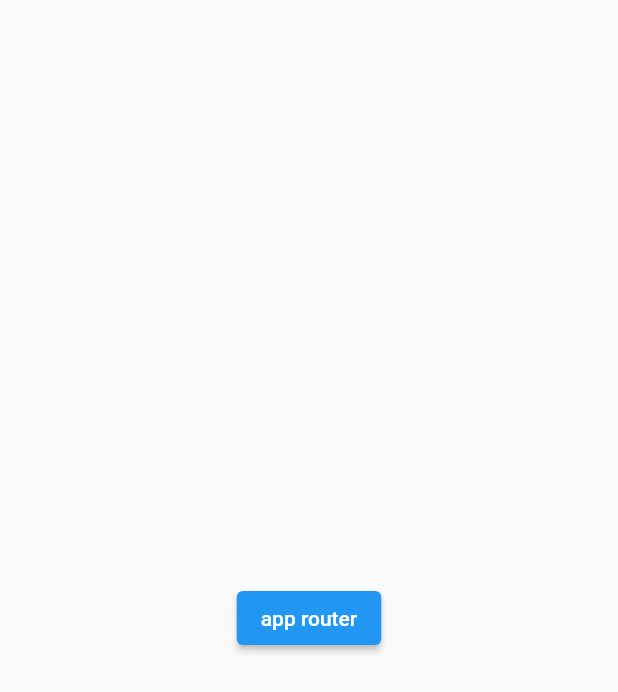
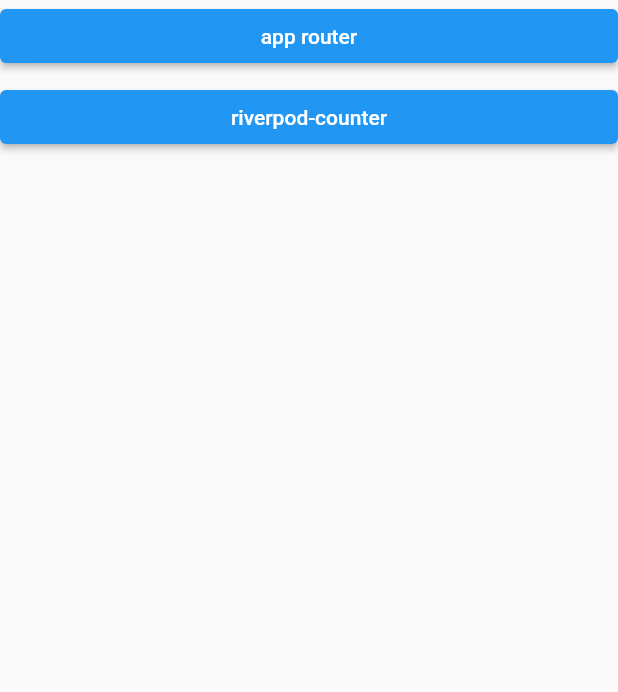
Before and after one commit to kimdahyee/kdhdev-flutter, a Flutter app: the screen it shows after launch, on a phone screen of 412 x 824 dp. Shown: the top 692 px of the screen. Run offline on Flutter 3.47's test engine with Material 2 defaults, Android fonts, the phone set to English and light mode, and no system bars; our stand-ins replace auto_route, hooks_riverpod, riverpod_annotation; generated files the repository leaves out were written again.

Commit message:
[김다혜] riverpod test

```diff
--- a/lib/main_page.dart
+++ b/lib/main_page.dart
@@ -9,14 +9,25 @@ class MainPage extends StatelessWidget {
   @override
   Widget build(BuildContext context) {
     return Scaffold(
-      body: Container(
-        alignment: Alignment.center,
-        child: ElevatedButton(
-          onPressed: () {
-            context.router.push(const AppRouterTestRoute());
-          },
-          child: const Text('app router'),
-        ),
+      body: Column(
+        crossAxisAlignment: CrossAxisAlignment.stretch,
+        children: [
+          ElevatedButton(
+            onPressed: () {
+              context.router.push(const AppRouterTestRoute());
+            },
+            child: const Text('app router'),
+          ),
+          const SizedBox(
+            height: 6,
+          ),
+          ElevatedButton(
+            onPressed: () {
+              context.router.push(const RiverpodCounterRoute());
+            },
+            child: const Text('riverpod-counter'),
+          ),
+        ],
       ),
     );
   }
--- /dev/null
+++ b/lib/riverpodtest/riverpod_counter_providers.dart
@@ -0,0 +1,15 @@
+import 'package:riverpod_annotation/riverpod_annotation.dart';
+
+part 'riverpod_counter_providers.g.dart';
+
+@riverpod
+class Counter extends _$Counter {
+  /// Classes annotated by `@riverpod` **must** define a [build] function.
+  /// This function is expected to return the initial state of your shared state.
+  /// It is totally acceptable for this function to return a [Future] or [Stream] if you need to.
+  /// You can also freely define parameters on this method.
+  @override
+  int build() => 0;
+
+  void increment() => state++;
+}
--- a/lib/route/app_router.dart
+++ b/lib/route/app_router.dart
@@ -1,6 +1,8 @@
 import 'package:auto_route/auto_route.dart';
 import 'package:kdhdev/approutertest/app_router_test_page.dart';
 import 'package:kdhdev/main_page.dart';
+
+import '../riverpodtest/riverpod_counter_page.dart';
 
 part 'app_router.gr.dart';
 
@@ -10,5 +12,6 @@ class AppRouter extends _$AppRouter {
   List<AutoRoute> get routes => [
         AutoRoute(path: '/', page: MainRoute.page),
         AutoRoute(page: AppRouterTestRoute.page),
+        AutoRoute(page: RiverpodCounterRoute.page),
       ];
 }
```
Also changed, not shown: lib/main.dart (+7 -1 lines), lib/riverpodtest/riverpod_counter_page.dart (added, +16 -0 lines), pubspec.yaml (+9 -1 lines), lib/riverpodtest/riverpod_counter_providers.g.dart (added), lib/route/app_router.gr.dart, pubspec.lock.
